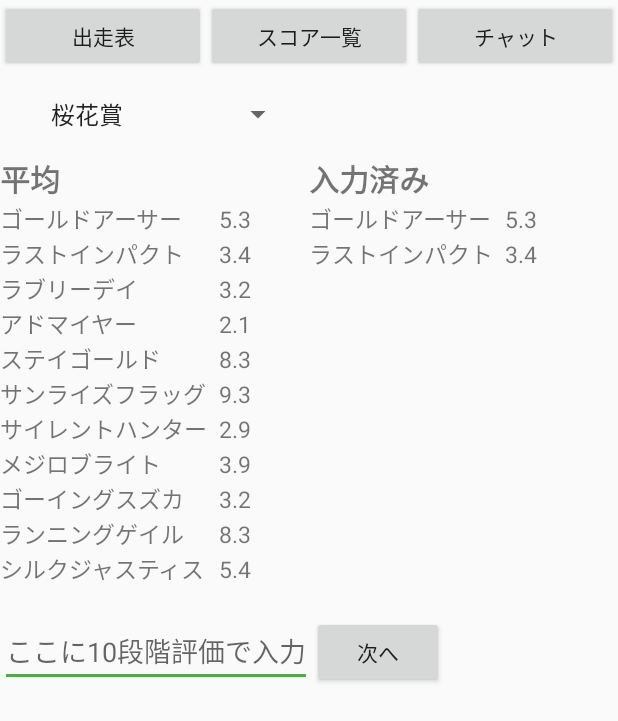
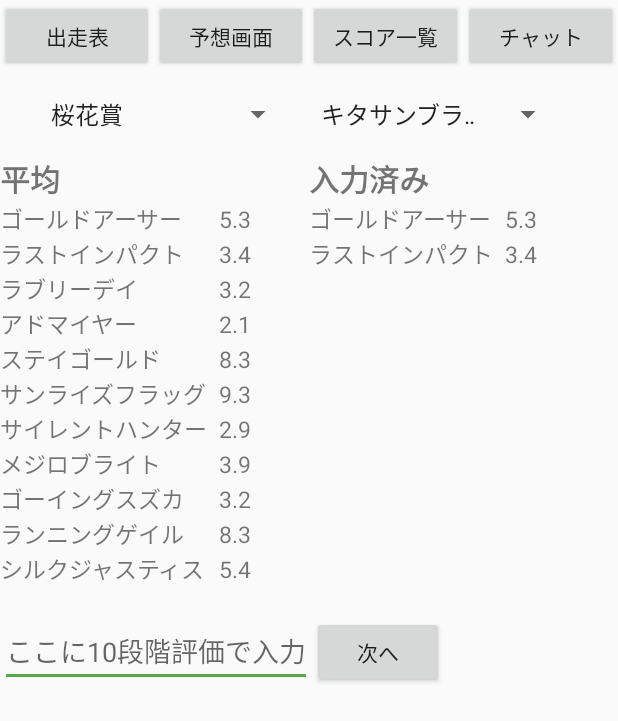
Before and after one commit to taichi1101/KEIBA2, an Android app: the CalcActivity screen opened directly, with no data from a screen before it, on a phone screen of 412 x 824 dp. Shown: the top 721 px of the screen. Run offline under Robolectric (Android 15) with nearby library versions, the phone set to English and light mode, and no system bars.

Commit message:
とりあえず、次はレースと、馬のspinnerを引数をいっぱいにして作る。ブランチも切る

```diff
--- a/app/src/main/java/com/example/android/sample/keiba/CalcActivity.java
+++ b/app/src/main/java/com/example/android/sample/keiba/CalcActivity.java
@@ -31,6 +31,8 @@ public class CalcActivity extends AppCompatActivity implements View.OnClickListe
 
     //    レースのspinner
     Spinner idRaceSpinner;
+    //    馬のspinner
+    Spinner idHourseSpinner;
 
 
     private FragmentPagerAdapter adapter;
@@ -46,7 +48,7 @@ public class CalcActivity extends AppCompatActivity implements View.OnClickListe
 
         pushChatButton=(Button)findViewById(R.id.pushChatButton);
         pushTotalButton=(Button)findViewById(R.id.pushTotalButton);
-        pushMainButton=(Button)findViewById(R.id.pushMainButton);
+        pushMainButton=(Button)findViewById(R.id.pushRaceOrderButton);
 
 
         pushChatButton.setOnClickListener(this);
@@ -58,8 +60,11 @@ public class CalcActivity extends AppCompatActivity implements View.OnClickListe
 
 //        spinner
         idRaceSpinner = (Spinner) findViewById(R.id.raceSpinner);
+        idHourseSpinner=(Spinner) findViewById(R.id.hourseSpinner);
 
         firstRaceSpinner();
+        firstHourseSpinner();
+
 
 
         pager = (ViewPager) findViewById(R.id.pager);
@@ -69,6 +74,37 @@ public class CalcActivity extends AppCompatActivity implements View.OnClickListe
         currentPage = 0;
 
     }
+
+
+    String hourseSpinner[];
+    public void firstHourseSpinner(){
+
+
+        hourseSpinner = new String[5];
+        hourseSpinner[0] = "キタサンブラック";
+        hourseSpinner[1] = "サイレントスズカ";
+        hourseSpinner[2] ="ディープインパクト";
+        hourseSpinner[3] ="オルフェーブル";
+        hourseSpinner[4] ="マカヒキ";
+
+//        この下のコードがあるとlistが表示されなくなり、ボタンが押せなくなる。とりあえず省いておく
+        //このしたが、キーボードが押されないようにしてる
+        //getWindow().setSoftInputMode(WindowManager.LayoutParams.SOFT_INPUT_STATE_ALWAYS_HIDDEN);
+        //setContentView(R.layout.activity_chat);
+        //Toolbar toolbar = (Toolbar) findViewById(R.id.tool_bar);
+        // setSupportActionBar(toolbar);
+        //toolbar.setTitle("");
+        // mResolvingError = false;
+        //nullになるから、ここでよんどく
+
+
+//        spinnerを使うためここでセットする。セットしないとnullになる
+        hourseSpinnerAdapterSet();
+
+    }
+
+
+
 
 
 
@@ -108,6 +144,18 @@ public class CalcActivity extends AppCompatActivity implements View.OnClickListe
         idRaceSpinner.setFocusable(false);
 
     }
+
+
+//    一応馬用のAdapterSetも作る
+
+    public void hourseSpinnerAdapterSet() {
+        ArrayAdapter<String> hourseSpinnerAdapter = new ArrayAdapter<String>(this, android.R.layout.simple_spinner_item,hourseSpinner);
+        hourseSpinnerAdapter.setDropDownViewResource(android.R.layout.simple_spinner_dropdown_item);
+        idHourseSpinner.setAdapter(hourseSpinnerAdapter);
+        idHourseSpinner.setFocusable(false);
+
+    }
+
 
     public void onStart() {
         super.onStart();
@@ -150,6 +198,47 @@ public class CalcActivity extends AppCompatActivity implements View.OnClickListe
         });
 //        spinnerItems = favorite.favorite(LocationActivity.this, username);//もしかしたら役に立つから、コメントを残す
 
+
+//    馬のspinnerが押された時の対応
+
+//        レースのspinnerが押された時の対応
+        idHourseSpinner.setOnItemSelectedListener(new AdapterView.OnItemSelectedListener() {
+            @Override
+            public void onItemSelected(AdapterView<?> parent, View view, int position, long id) {
+                Spinner nowHourseSpinner = (Spinner) parent;
+                String item = (String) nowHourseSpinner.getSelectedItem();
+
+                //クラス変数に入れる。今選択されていたspinnerを後で指定できるように
+                int nowHourseSpinnerPosition=position;
+
+
+//                spinner初回起動
+                if (idHourseSpinner.isFocusable() == false) {
+                    idHourseSpinner.setFocusable(true);
+                    String activity = getIntent().getStringExtra("Activity");
+                    if (item.equals("キタサンブラック")) {
+
+                        Log.e(TAG,"1/6:初期化のspinnerでキタサンブラックが選択された");
+                    }
+                    return;
+                }
+
+//                選択を検知したspinnerごとの対応
+                if (item.equals("マカヒキ")) {
+                    String activity = getIntent().getStringExtra("Activity");
+
+                    Log.e(TAG,"1/6:初期化のspinnerでマカヒキが選択された");
+                }
+            }
+            //アイテムが選択されなかった
+
+            @Override
+            public void onNothingSelected(AdapterView<?> parent) {
+            }
+
+        });
+//        spinnerItems = favorite.favorite(LocationActivity.this, username);//もしかしたら役に立つから、コメントを残す
+
     }
 
 
@@ -172,7 +261,7 @@ public class CalcActivity extends AppCompatActivity implements View.OnClickListe
                 startActivity(intent);
                 break;
 
-            case R.id.pushMainButton:
+            case R.id.pushRaceOrderButton:
                 intent = new Intent(this, MainActivity.class);
                 startActivity(intent);
                 break;
--- a/app/src/main/java/com/example/android/sample/keiba/TotalActivity.java
+++ b/app/src/main/java/com/example/android/sample/keiba/TotalActivity.java
@@ -31,7 +31,7 @@ public class TotalActivity extends Activity implements View.OnClickListener {
 
 
         pushCalcButton=(Button)findViewById(R.id.pushCalcButton);
-        pushMainButton=(Button)findViewById(R.id.pushMainButton);
+        pushMainButton=(Button)findViewById(R.id.pushRaceOrderButton);
         pushChatButton=(Button)findViewById(R.id.pushChatButton);
 
         pushCalcButton.setOnClickListener(this);
@@ -144,7 +144,7 @@ public class TotalActivity extends Activity implements View.OnClickListener {
                 break;
 
 
-            case R.id.pushMainButton:
+            case R.id.pushRaceOrderButton:
 
                 intent = new Intent(this, MainActivity.class);
                 startActivity(intent);
--- a/app/src/main/res/layout/activity_calc.xml
+++ b/app/src/main/res/layout/activity_calc.xml
@@ -34,11 +34,20 @@
 
 
                 <Button
-                    android:id="@+id/pushMainButton"
+                    android:id="@+id/pushRaceOrderButton"
                     android:layout_width="0dp"
                     android:layout_weight="1"
                     android:layout_height="wrap_content"
                     android:text="出走表" />
+
+
+                <Button
+                    android:id="@+id/pushCalcButton"
+                    android:layout_width="0dp"
+                    android:layout_weight="1"
+                    android:layout_height="wrap_content"
+                    android:text="予想画面" />
+
 
 
                 <Button
@@ -77,6 +86,12 @@
                     android:popupBackground="#ccffffff"
                     />
 
+                <Spinner
+                    android:id="@+id/hourseSpinner"
+                    android:layout_width="180dp"
+                    android:layout_height="wrap_content"
+                    android:paddingLeft="10dp"
+                    android:popupBackground="#ccffffff" />
         </android.support.v7.widget.Toolbar>
 
 
```
Also changed, not shown: app/src/main/res/layout/activity_chat.xml (+10 -6 lines), app/src/main/res/layout/activity_main.xml (+8 -0 lines), app/src/main/res/layout/activity_total.xml (+9 -3 lines). Lines whose indentation alone changed are shown as unchanged.
